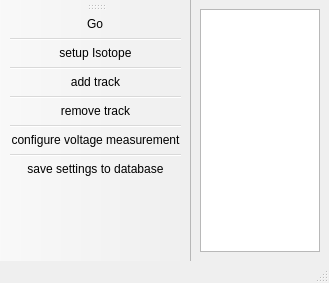
The window that TildaHost/source/Interface/ScanControlUi/Ui_ScanControl.ui (lasersphere/Tilda) describes before a commit, drawn with Qt 5.
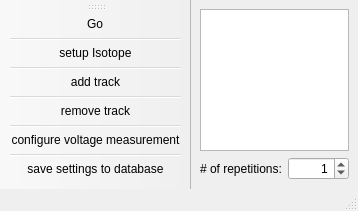
The same window after the commit. Icons and pictures are not drawn.

The edit to the form file:
```diff
--- a/TildaHost/source/Interface/ScanControlUi/Ui_ScanControl.ui
+++ b/TildaHost/source/Interface/ScanControlUi/Ui_ScanControl.ui
@@ -6,8 +6,8 @@
    <rect>
     <x>0</x>
     <y>0</y>
-    <width>329</width>
-    <height>283</height>
+    <width>341</width>
+    <height>211</height>
    </rect>
   </property>
   <property name="windowTitle">
@@ -24,6 +24,33 @@
     <item>
      <widget class="QListWidget" name="listWidget"/>
     </item>
+    <item>
+     <layout class="QHBoxLayout" name="horizontalLayout">
+      <item>
+       <widget class="QLabel" name="label">
+        <property name="text">
+         <string># of repetitions:</string>
+        </property>
+       </widget>
+      </item>
+      <item>
+       <widget class="QSpinBox" name="spinBox_num_of_reps">
+        <property name="alignment">
+         <set>Qt::AlignRight|Qt::AlignTrailing|Qt::AlignVCenter</set>
+        </property>
+        <property name="maximum">
+         <number>10000</number>
+        </property>
+        <property name="singleStep">
+         <number>1</number>
+        </property>
+        <property name="value">
+         <number>1</number>
+        </property>
+       </widget>
+      </item>
+     </layout>
+    </item>
    </layout>
   </widget>
   <widget class="QStatusBar" name="statusbar"/>
```
Left out of the diff: 6 changed lines with no effect on the pictures.
